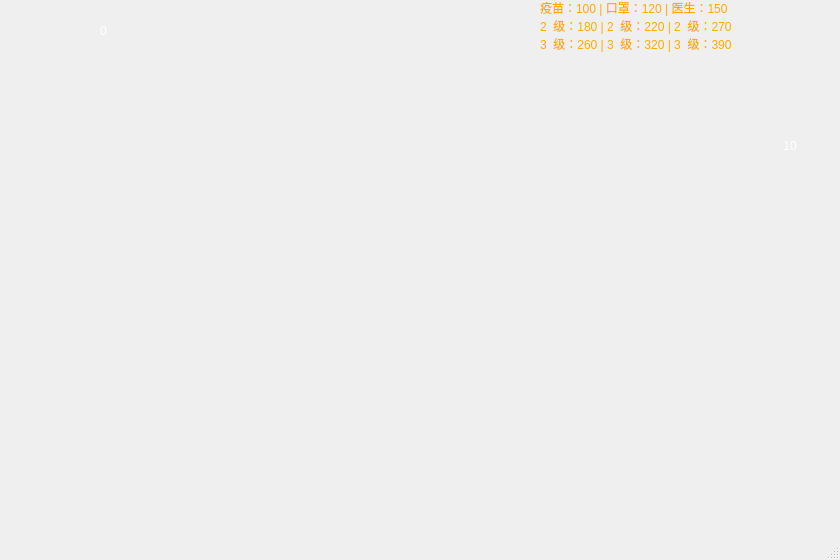
First picture: the form in mainwindow.ui, repository HaomengXu/TowerDefense, before the edit.
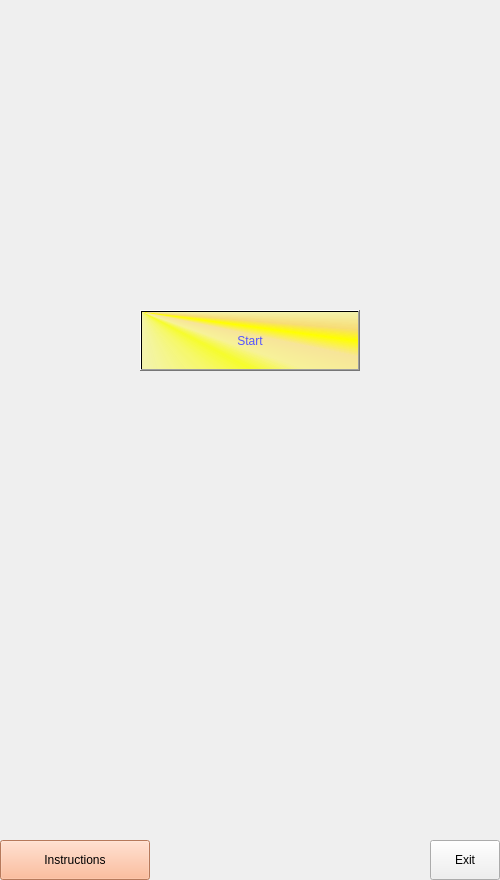
Second picture: the form after the edit. Icons and pictures are not drawn.

What changed in the file:
```diff
--- a/mainwindow.ui
+++ b/mainwindow.ui
@@ -6,102 +6,76 @@
    <rect>
     <x>0</x>
     <y>0</y>
-    <width>840</width>
-    <height>560</height>
+    <width>500</width>
+    <height>880</height>
    </rect>
   </property>
   <property name="windowTitle">
    <string>MainWindow</string>
   </property>
+  <property name="styleSheet">
+   <string notr="true">background-image: url(:/image/ui.jpg);</string>
+  </property>
   <widget class="QWidget" name="centralwidget">
-   <widget class="QLabel" name="label">
+   <widget class="QPushButton" name="pushButton_2">
     <property name="geometry">
      <rect>
-      <x>100</x>
-      <y>10</y>
-      <width>181</width>
-      <height>41</height>
+      <x>0</x>
+      <y>840</y>
+      <width>150</width>
+      <height>40</height>
      </rect>
     </property>
     <property name="styleSheet">
-     <string notr="true">font: 20pt &quot;Cambria Math&quot;;
-color: rgb(255, 255, 255);
+     <string notr="true">font: 16pt &quot;Mathematica1&quot;;
+background-image: url();
+background-color: rgb(255, 170, 127);
 </string>
     </property>
     <property name="text">
-     <string>0</string>
+     <string>Instructions</string>
     </property>
    </widget>
-   <widget class="QLabel" name="label_2">
+   <widget class="QPushButton" name="pushButton_3">
     <property name="geometry">
      <rect>
-      <x>780</x>
-      <y>120</y>
-      <width>51</width>
-      <height>51</height>
+      <x>430</x>
+      <y>840</y>
+      <width>70</width>
+      <height>40</height>
      </rect>
     </property>
     <property name="styleSheet">
-     <string notr="true">font: 75 15pt &quot;Arial&quot;;
-color: rgb(255, 255, 255);
-background-image: url(:/image/life.png);</string>
+     <string notr="true">font: 20pt &quot;Mathematica1&quot;;
+background-image: url();
+
+</string>
     </property>
     <property name="text">
-     <string> 10</string>
+     <string>Exit</string>
     </property>
    </widget>
-   <widget class="QLabel" name="label_3">
+   <widget class="QPushButton" name="pushButton">
     <property name="geometry">
      <rect>
-      <x>250</x>
-      <y>0</y>
-      <width>231</width>
-      <height>51</height>
+      <x>140</x>
+      <y>310</y>
+      <width>220</width>
+      <height>61</height>
      </rect>
     </property>
     <property name="styleSheet">
-     <string notr="true">font: 75 20pt &quot;微软雅黑&quot;;
-color: rgb(255, 255, 0);</string>
+     <string notr="true">font: 25pt &quot;Mathematica1&quot;;
+color: rgb(85, 85, 255);
+background-image: url();
+background-color: qconicalgradient(cx:0, cy:0, angle:135, stop:0 rgba(255, 255, 0, 69), stop:0.375 rgba(255, 255, 0, 69), stop:0.423533 rgba(251, 255, 0, 145), stop:0.45 rgba(247, 255, 0, 208), stop:0.477581 rgba(255, 244, 71, 130), stop:0.518717 rgba(255, 218, 71, 130), stop:0.55 rgba(255, 255, 0, 255), stop:0.57754 rgba(255, 203, 0, 130), stop:0.625 rgba(255, 255, 0, 69), stop:1 rgba(255, 255, 0, 69));
+</string>
     </property>
     <property name="text">
-     <string/>
+     <string>Start</string>
     </property>
    </widget>
-   <widget class="QLabel" name="label_4">
-    <property name="geometry">
-     <rect>
-      <x>540</x>
-      <y>-10</y>
-      <width>241</width>
-      <height>71</height>
-     </rect>
-    </property>
-    <property name="styleSheet">
-     <string notr="true">font: 25 9pt &quot;等线 Light&quot;;
-color: rgb(255, 170, 0);</string>
-    </property>
-    <property name="text">
-     <string>疫苗：100 | 口罩：120 | 医生：150
-2  级：180 | 2  级：220 | 2  级：270
-3  级：260 | 3  级：320 | 3  级：390</string>
-    </property>
-   </widget>
-   <zorder>label_2</zorder>
-   <zorder>label</zorder>
-   <zorder>label_3</zorder>
-   <zorder>label_4</zorder>
   </widget>
-  <widget class="QMenuBar" name="menubar">
-   <property name="geometry">
-    <rect>
-     <x>0</x>
-     <y>0</y>
-     <width>840</width>
-     <height>29</height>
-    </rect>
-   </property>
-  </widget>
-  <widget class="QStatusBar" name="statusbar"/>
  </widget>
  <resources/>
  <connections/>
```
